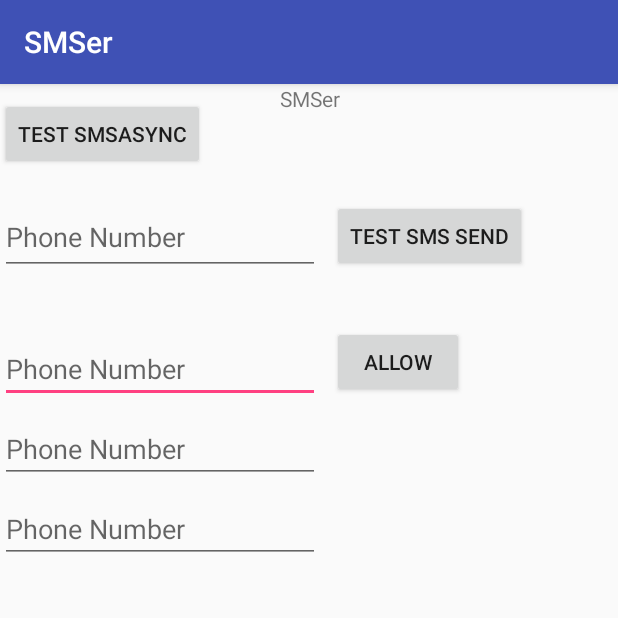
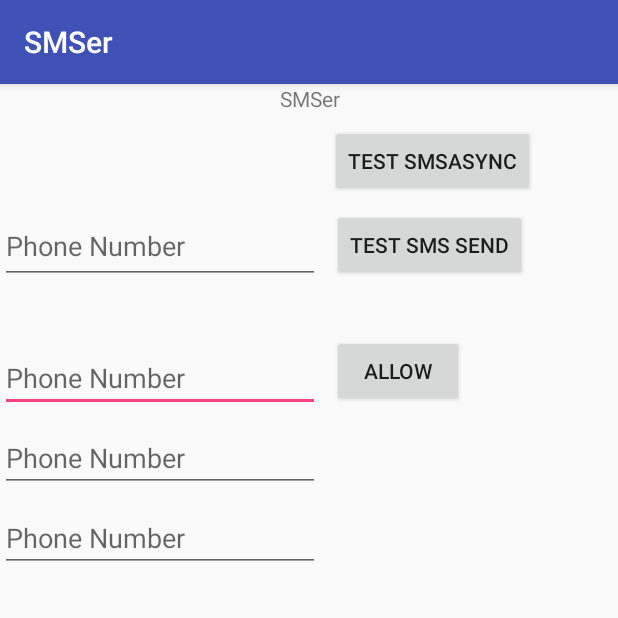
Before and after one commit to rsvern/SMSer, an Android app: the screen it shows after launch (MainActivity), on a phone screen of 412 x 824 dp, the top half of it. Run offline under Robolectric (Android 15) with nearby library versions, the phone set to English and light mode, and no system bars.

Commit message:
Slight layout change to better indicate that both test buttons use the same phone number entry box. Force portrait mode.

```diff
--- a/app/src/main/AndroidManifest.xml
+++ b/app/src/main/AndroidManifest.xml
@@ -11,7 +11,9 @@
         android:roundIcon="@mipmap/ic_launcher_round"
         android:supportsRtl="true"
         android:theme="@style/AppTheme">
-        <activity android:name=".MainActivity">
+        <activity
+            android:screenOrientation="portrait"
+            android:name=".MainActivity">
             <intent-filter>
                 <action android:name="android.intent.action.MAIN" />
                 <category android:name="android.intent.category.LAUNCHER" />
--- a/app/src/main/java/com/example/posix/smser/MainActivity.java
+++ b/app/src/main/java/com/example/posix/smser/MainActivity.java
@@ -79,6 +79,7 @@ public class MainActivity extends AppCompatActivity {
         } else {
             SmsAsync smsAsync = new SmsAsync();
             smsAsync.execute("http://192.168.1.3/rpi2b/cgi-bin/garagedoor.py?cmd=status&txtonly=1", to);
+            edit.getText().clear();
         }
     }
 
--- a/app/src/main/java/com/example/posix/smser/MsgReceiver.java
+++ b/app/src/main/java/com/example/posix/smser/MsgReceiver.java
@@ -19,8 +19,7 @@ public class MsgReceiver extends BroadcastReceiver {
             String address = message.getOriginatingAddress();
             String body = message.getMessageBody();
             // IP address fixed by using a static IP address on the host.
-            String urlstr = "http://192.168.42.12/";   // release
-            //String urlstr = "http://192.168.1.3/";     // test
+            String urlstr = "http://192.168.42.12/";
 
             Log.i(TAG, "Received SMS from: " + address);
             Log.d(TAG, "allowed: " + MainActivity.allowPhones);
--- a/app/src/main/res/layout/activity_main.xml
+++ b/app/src/main/res/layout/activity_main.xml
@@ -22,18 +22,19 @@
         android:id="@+id/button"
         android:layout_width="wrap_content"
         android:layout_height="wrap_content"
-        android:layout_marginTop="9dp"
+        android:layout_marginStart="220dp"
+        android:layout_marginTop="8dp"
         android:onClick="SmsAsyncTest"
         android:text="@string/test_smsasync"
         app:layout_constraintStart_toStartOf="parent"
-        app:layout_constraintTop_toTopOf="parent" />
+        app:layout_constraintTop_toBottomOf="@+id/textView" />
 
     <Button
         android:id="@+id/button2"
         android:layout_width="wrap_content"
         android:layout_height="wrap_content"
         android:layout_marginStart="8dp"
-        android:layout_marginTop="20dp"
+        android:layout_marginTop="8dp"
         android:onClick="SmsSendTest"
         android:text="@string/test_smssend"
         app:layout_constraintStart_toEndOf="@+id/phoneOut"
@@ -87,7 +88,7 @@
         android:id="@+id/phoneOut"
         android:layout_width="wrap_content"
         android:layout_height="50dp"
-        android:layout_marginTop="20dp"
+        android:layout_marginTop="8dp"
         android:ems="10"
         android:hint="@string/sms_test_phonenum"
         android:inputType="phone"
```
